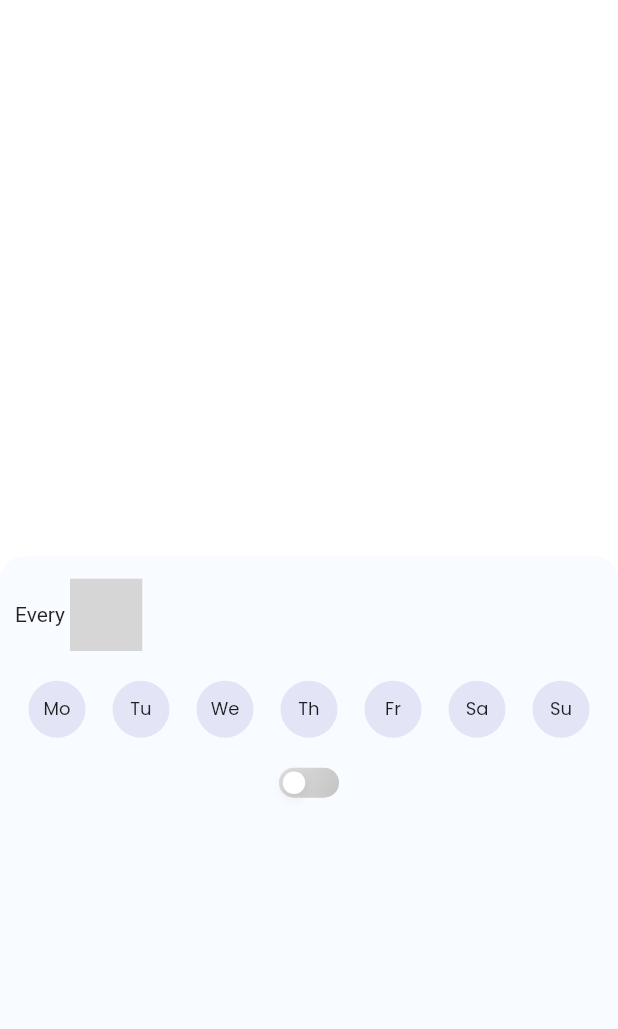
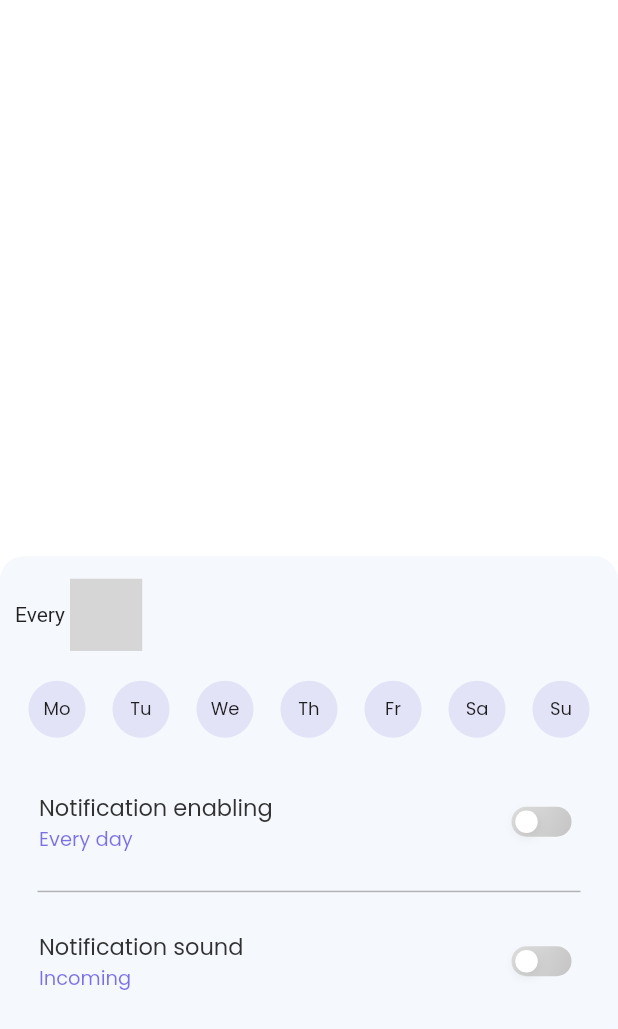
Before and after one commit to veropov/Train, a Flutter app: the ChangeTarget screen opened directly, on a phone screen of 412 x 824 dp. Shown: the top 1029 px of the screen. Run offline on Flutter 3.47's test engine with Material 2 defaults, Android fonts, the phone set to English and light mode, and no system bars; our stand-ins replace carousel_slider, fl_chart, flutter_svg, lite_rolling_switch, percent_indicator; grey boxes are pictures that could not be loaded.

Commit message:
update Change Target page

```diff
--- a/lib/pages/DashBoard/Activity traker/ChangeTarget.dart
+++ b/lib/pages/DashBoard/Activity traker/ChangeTarget.dart
@@ -55,7 +55,7 @@ class _ChangeTargetState extends State<ChangeTarget> {
               width: double.infinity,
               height: heightScreen * 0.4,
               decoration: BoxDecoration(
-                color: Color.fromARGB(44, 216, 230, 255),
+                color: Color.fromARGB(44, 196, 212, 241),
                 borderRadius: BorderRadius.circular(16)
               ),
               child: Container(
@@ -101,8 +101,25 @@ class _ChangeTargetState extends State<ChangeTarget> {
                         )
                       ],
                     ),
-                    SizedBox(height: 15),
-                    SwitchButton()
+                    SizedBox(height: 20),
+                    ListTile(
+                      title: Text('Notification enabling ', style: TextStyle(fontSize: 15, height: 1.5, fontWeight: FontWeight.w400, fontFamily: "Poppins", color: Color.fromARGB(255, 49, 49, 49))),
+                      subtitle: Text('Every day', style: TextStyle(fontSize: 13, height: 1.5, fontWeight: FontWeight.w400, fontFamily: "Poppins", color: Color.fromARGB(171, 63, 46, 216))),
+                      trailing: SwitchButton(),
+                      onTap: () {},
+                    ),
+                    Container(
+                      margin: EdgeInsets.symmetric(vertical: 10, horizontal: 15),
+                      width: double.infinity,
+                      height: 1,
+                      color: Color.fromARGB(255, 179, 179, 179)
+                    ),
+                    ListTile(
+                      title: Text('Notification sound', style: TextStyle(fontSize: 15, height: 1.5, fontWeight: FontWeight.w400, fontFamily: "Poppins", color: Color.fromARGB(255, 49, 49, 49))),
+                      subtitle: Text('Incoming', style: TextStyle(fontSize: 13, height: 1.5, fontWeight: FontWeight.w400, fontFamily: "Poppins", color: Color.fromARGB(171, 63, 46, 216))),
+                      trailing: SwitchButton(),
+                      onTap: () {},
+                    )
                 ],),
               )
             )
```
Also changed, not shown: lib/constant.dart (+1 -30 lines).
